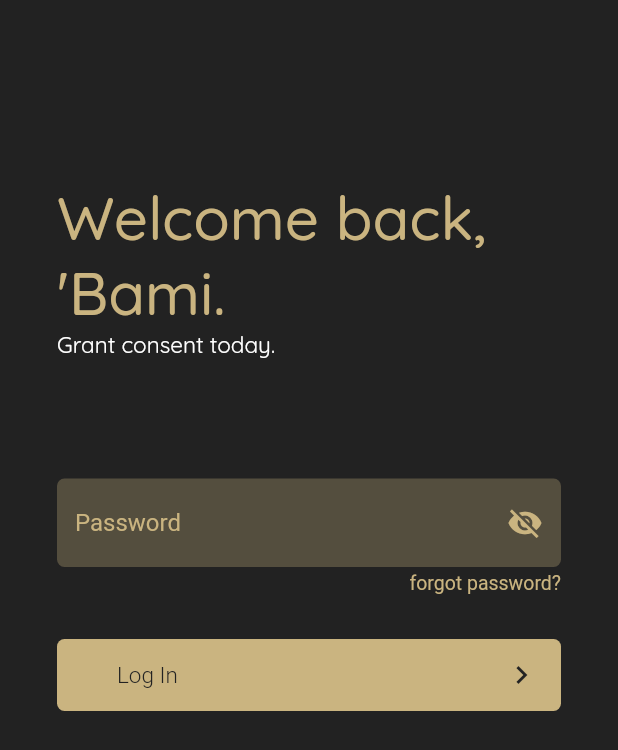
After one commit to grantconsent/Seychelles, a Flutter app: the WelcomeBack screen opened directly, on a phone screen of 412 x 824 dp. The commit adds this screen. Shown: the top 750 px of the screen. Run offline on Flutter 3.47's test engine with Material 2 defaults, Android fonts, the phone set to English and light mode, and no system bars; our stand-ins replace contacts_service, google_fonts, image_picker, permission_handler.

Commit message:
welcome back screen

```diff
--- a/lib/screens/sign_in.dart
+++ b/lib/screens/sign_in.dart
@@ -93,10 +93,7 @@ class _SignInState extends State<SignIn> {
                             padding: const EdgeInsets.only(bottom: 15.0),
                             child: UserActionButton(
                                 onTap: () {
-                                  Navigator.push(
-                                      context,
-                                      MaterialPageRoute(
-                                          builder: (context) => SignIn()));
+//                                  sign in
                                 },
                                 label: 'Sign In',
                                 filled: true),
--- /dev/null
+++ b/lib/screens/welcome_back.dart
@@ -0,0 +1,82 @@
+import 'package:flutter/cupertino.dart';
+import 'package:flutter/material.dart';
+import 'package:grantconsent/utilities/constants.dart';
+import 'package:grantconsent/utilities/custom_widgets.dart';
+import 'package:grantconsent/utilities/styles.dart';
+
+class WelcomeBack extends StatelessWidget {
+  @override
+  Widget build(BuildContext context) {
+    return Scaffold(
+      backgroundColor: kBackgroundColor,
+      body: Container(
+        padding: EdgeInsets.symmetric(horizontal: 38),
+        child: Column(
+          mainAxisAlignment: MainAxisAlignment.start,
+          crossAxisAlignment: CrossAxisAlignment.start,
+          children: <Widget>[
+            SizedBox(
+              height: 120,
+            ),
+            Text(
+              kWelcomeBack,
+              style: kWelcomeHeadingTextStyle,
+            ),
+            Text(
+              "'Bami.",
+              style: kWelcomeHeadingTextStyle,
+            ),
+            Text(
+              kGrantConsent,
+              style: kGrantConsentTextStyle,
+            ),
+            SizedBox(height: 80),
+            CustomTextFormField(
+              hintText: 'Password',
+              obscure: true,
+              icon: Icon(
+                Icons.remove_red_eye,
+                size: 15,
+                color: kButtonTextColor2,
+              ),
+            ),
+            Padding(
+              padding: const EdgeInsets.only(top: 3.0),
+              child: Align(
+                alignment: Alignment.bottomRight,
+                child: Text(
+                  'forgot password?',
+                  style: TextStyle(color: kButtonTextColor2, fontSize: 13),
+                ),
+              ),
+            ),
+            Container(
+              margin: EdgeInsets.symmetric(vertical: 30),
+              decoration: BoxDecoration(
+                borderRadius: BorderRadius.circular(5),
+                color: kButtonColor,
+                border: null, //: Border.all(color: kButtonColor),
+              ),
+              child: RawMaterialButton(
+                padding: EdgeInsets.only(left: 40, right: 14.4),
+                onPressed: null,
+                child: Row(
+                  mainAxisAlignment: MainAxisAlignment.spaceBetween,
+                  children: <Widget>[
+                    Text(
+                      'Log In',
+                      style: kButtonTextStyle,
+                    ),
+                    Icon(Icons.chevron_right,
+                        color: kButtonTextColor1 //: kButtonTextColor2,
+                        ),
+                  ],
+                ),
+              ),
+            ),
+          ],
+        ),
+      ),
+    );
+  }
+}
--- a/lib/utilities/constants.dart
+++ b/lib/utilities/constants.dart
@@ -34,6 +34,8 @@ const int kNumberOfSplashPages = 2;
 const String kSplashPage1Text =
     'Digitise your consent. Yes is Yes and No is No.';
 const String kSplashPage2Text = 'Get consent before you get in trouble.';
+const String kWelcomeBack = 'Welcome back,';
+const String kGrantConsent = 'Grant consent today.';
 
 //Sizes
 Size kScreenSize;
--- a/lib/utilities/styles.dart
+++ b/lib/utilities/styles.dart
@@ -39,3 +39,9 @@ final kGoogleButtonLabelStyle = GoogleFonts.roboto(
   fontWeight: FontWeight.w300,
   color: Colors.white,
 );
+final kGrantConsentTextStyle = GoogleFonts.quicksand(
+  fontWeight: FontWeight.normal,
+  //letterSpacing: 1.5,
+  fontSize: 15,
+  color: Colors.white,
+);
```
